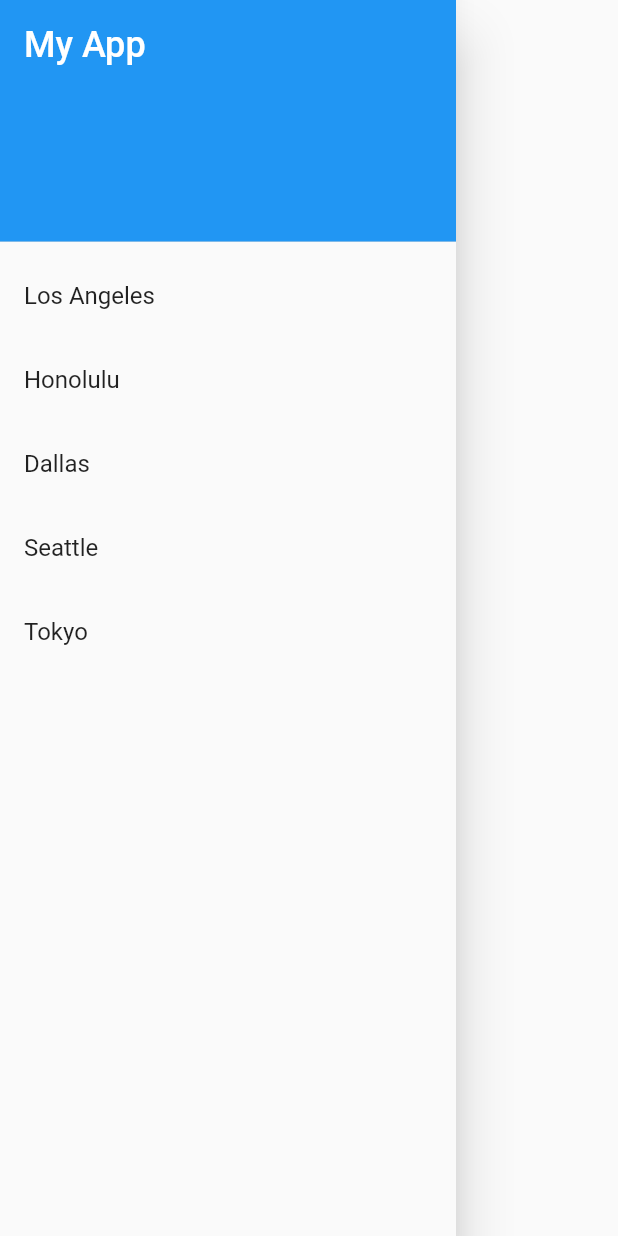
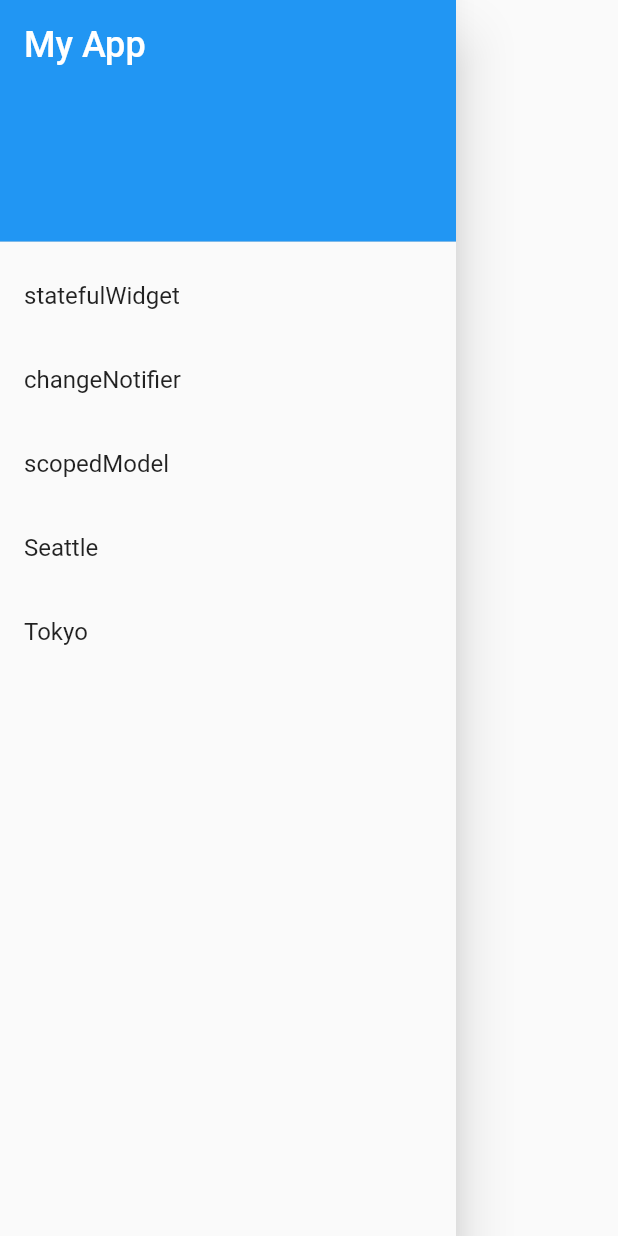
Before and after one commit to entaku0818/football_flutter, a Flutter app: the Header widget shown alone on an empty page, opened directly, on a phone screen of 412 x 824 dp. Run offline on Flutter 3.47's test engine with Material 2 defaults, Android fonts, the phone set to English and light mode, and no system bars; our stand-ins replace dio, freezed_annotation, retrofit; generated files the repository leaves out were written again; network calls fail.

Commit message:
Drawerメニューの変更

```diff
--- a/lib/view/Header.dart
+++ b/lib/view/Header.dart
@@ -25,21 +25,21 @@ class _HeaderState extends State<Header> {
             ),
           ),
           ListTile(
-            title: Text('Los Angeles'),
+            title: Text('statefulWidget'),
             onTap: () {
               Navigator.pushReplacementNamed(context, '/home');
             },
           ),
           ListTile(
-            title: Text('Honolulu'),
+            title: Text('changeNotifier'),
             onTap: () {
-              Navigator.pushReplacementNamed(context, '/home');
+              Navigator.pushReplacementNamed(context, '/changeNotifier');
             },
           ),
           ListTile(
-            title: Text('Dallas'),
+            title: Text('scopedModel'),
             onTap: () {
-              Navigator.pop(context);
+              Navigator.pushReplacementNamed(context, '/scopedModel');
             },
           ),
           ListTile(
```
